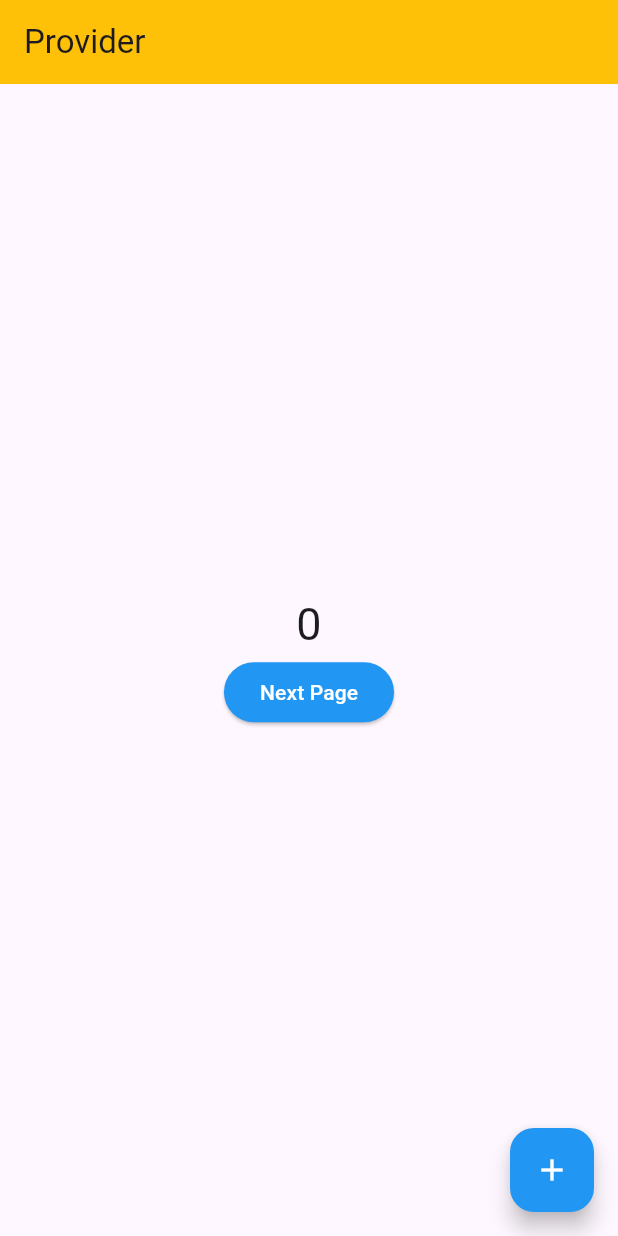
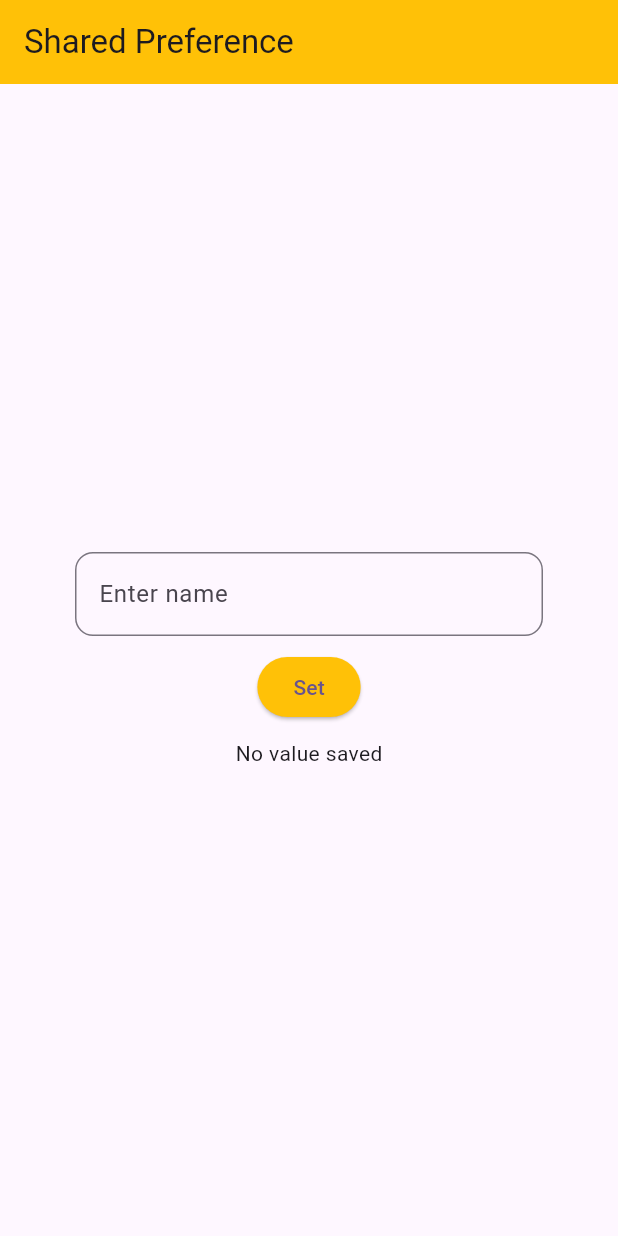
Before and after one commit to Malik399758/theme_module_batch40, a Flutter app: the screen it shows after launch, on a phone screen of 412 x 824 dp. Run offline on Flutter 3.47's test engine with Material 3 defaults, Android fonts, the light colour scheme and no system bars; our stand-ins replace shared_preferences.

Commit message:
Shared preferences.

```diff
--- a/lib/main.dart
+++ b/lib/main.dart
@@ -2,8 +2,11 @@
 import 'package:provider/provider.dart';
 import 'package:theme_module_batch40/controllers/providers/testing_provider.dart';
 import 'package:theme_module_batch40/views/provider_module/provider_screen.dart';
+import 'package:theme_module_batch40/views/shared_preferences/shared_preference_screen.dart';
+import 'package:theme_module_batch40/views/shared_preferences/shared_preferences_screen1.dart';
 
 void main() {
+  WidgetsFlutterBinding.ensureInitialized();
   runApp(
     MultiProvider(providers: [
       ChangeNotifierProvider(create: (context) => TestingProvider())
@@ -26,7 +29,9 @@
         colorScheme: ColorScheme.fromSeed(seedColor: Colors.deepPurple),
         useMaterial3: true,
       ),
-      home: ProviderScreen()
+      home: SharedPreferencesScreen1()
+      //SharedPreferenceScreen()
+      //ProviderScreen()
     );
   }
 }
--- /dev/null
+++ b/lib/views/shared_preferences/shared_preferences_screen1.dart
@@ -0,0 +1,59 @@
+
+import 'package:flutter/material.dart';
+import 'package:shared_preferences/shared_preferences.dart';
+
+class SharedPreferencesScreen1 extends StatefulWidget {
+  const SharedPreferencesScreen1({super.key});
+
+  @override
+  State<SharedPreferencesScreen1> createState() => _SharedPreferencesScreen1State();
+}
+
+class _SharedPreferencesScreen1State extends State<SharedPreferencesScreen1> {
+
+  final nameController = TextEditingController();
+  String savedName = '';
+
+
+
+
+
+
+
+
+  @override
+  Widget build(BuildContext context) {
+    return Scaffold(
+      appBar: AppBar(
+      title: Text('Shared Preference'),
+        backgroundColor: Colors.amber,
+      ),
+      body: Padding(
+        padding: const EdgeInsets.symmetric(horizontal: 50),
+        child: Column(
+          mainAxisAlignment: MainAxisAlignment.center,
+          children: [
+            TextFormField(
+              controller: nameController,
+              decoration: InputDecoration(
+                hintText: 'Enter name',
+                border: OutlineInputBorder(
+                  borderRadius: BorderRadius.circular(12)
+                )
+              ),
+            ),
+            SizedBox(height: 10,),
+            ElevatedButton(
+              style: ElevatedButton.styleFrom(
+                backgroundColor: Colors.amber
+              ),
+                onPressed: (){
+            }, child: Text('Set',style: TextStyle(),)),
+            SizedBox(height: 10,),
+            Text('No value saved')
+          ],
+        ),
+      ),
+    );
+  }
+}
--- a/pubspec.yaml
+++ b/pubspec.yaml
@@ -35,6 +35,7 @@ dependencies:
   # Use with the CupertinoIcons class for iOS style icons.
   cupertino_icons: ^1.0.8
   provider: ^6.1.4
+  shared_preferences: ^2.5.3
 
 dev_dependencies:
   flutter_test:
```
Also changed, not shown: lib/models/user_model.dart (added, +37 -0 lines), lib/views/shared_preferences/shared_preference_screen.dart (added, +64 -0 lines), pubspec.lock, 1 other file.
